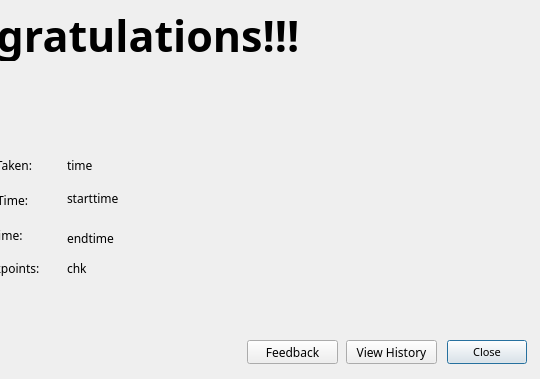
First picture: the form in wikiLYNX/ui/congrats.ui, repository flamboyantpenguin/wikiLYNX, before the edit; both pictures show x 313 to 853 and y 0 to 379 of the 853 by 379 pixel window.
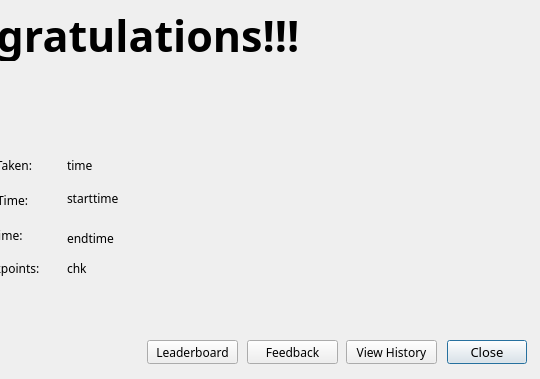
Second picture: the form after the edit. Icons and pictures are not drawn.

Patch:
```diff
--- a/wikiLYNX/ui/congrats.ui
+++ b/wikiLYNX/ui/congrats.ui
@@ -30,7 +30,7 @@
    <property name="font">
     <font>
      <family>Noto Sans</family>
-     <pointsize>8</pointsize>
+     <pointsize>10</pointsize>
      <bold>false</bold>
     </font>
    </property>
@@ -236,6 +236,19 @@
     <string>Feedback</string>
    </property>
   </widget>
+  <widget class="QPushButton" name="viewStatsButton">
+   <property name="geometry">
+    <rect>
+     <x>460</x>
+     <y>340</y>
+     <width>91</width>
+     <height>24</height>
+    </rect>
+   </property>
+   <property name="text">
+    <string>Leaderboard</string>
+   </property>
+  </widget>
  </widget>
  <resources/>
  <connections/>
```
